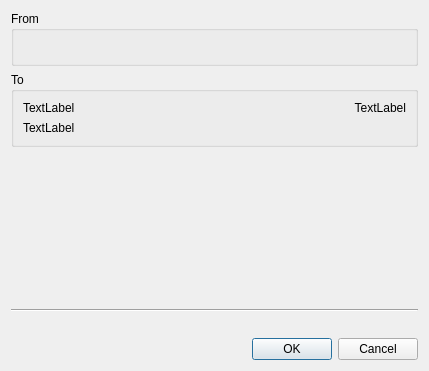
This is src/confirm.ui in z-bitcoinz/BitcoinZ_Blue as Qt 5 draws it before an edit. The edited form follows.
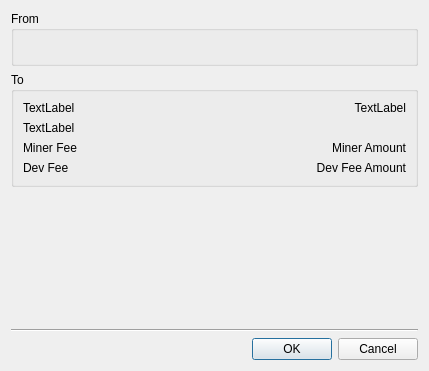
This is the edited form.

What changed in the file:
```diff
--- a/src/confirm.ui
+++ b/src/confirm.ui
@@ -39,6 +39,16 @@
       <string>To</string>
      </property>
      <layout class="QGridLayout" name="gridLayout">
+      <item row="2" column="1">
+       <widget class="QLabel" name="minerFee">
+        <property name="text">
+         <string>Miner Amount</string>
+        </property>
+        <property name="alignment">
+         <set>Qt::AlignRight|Qt::AlignTrailing|Qt::AlignVCenter</set>
+        </property>
+       </widget>
+      </item>
       <item row="0" column="0">
        <widget class="QLabel" name="Addr1">
         <property name="text">
@@ -66,6 +76,30 @@
         </property>
        </widget>
       </item>
+      <item row="2" column="0">
+       <widget class="QLabel" name="labelMinerFee">
+        <property name="text">
+         <string>Miner Fee</string>
+        </property>
+       </widget>
+      </item>
+      <item row="3" column="0">
+       <widget class="QLabel" name="labelDevFee">
+        <property name="text">
+         <string>Dev Fee</string>
+        </property>
+       </widget>
+      </item>
+      <item row="3" column="1">
+       <widget class="QLabel" name="devFee">
+        <property name="text">
+         <string>Dev Fee Amount</string>
+        </property>
+        <property name="alignment">
+         <set>Qt::AlignRight|Qt::AlignTrailing|Qt::AlignVCenter</set>
+        </property>
+       </widget>
+      </item>
      </layout>
     </widget>
    </item>
@@ -89,13 +123,6 @@
      </property>
     </widget>
    </item>
-   <item>
-    <widget class="QLabel" name="feesLabel">
-     <property name="text">
-      <string/>
-     </property>
-    </widget>
-   </item>
    <item>
     <widget class="QDialogButtonBox" name="buttonBox">
      <property name="orientation">
```
